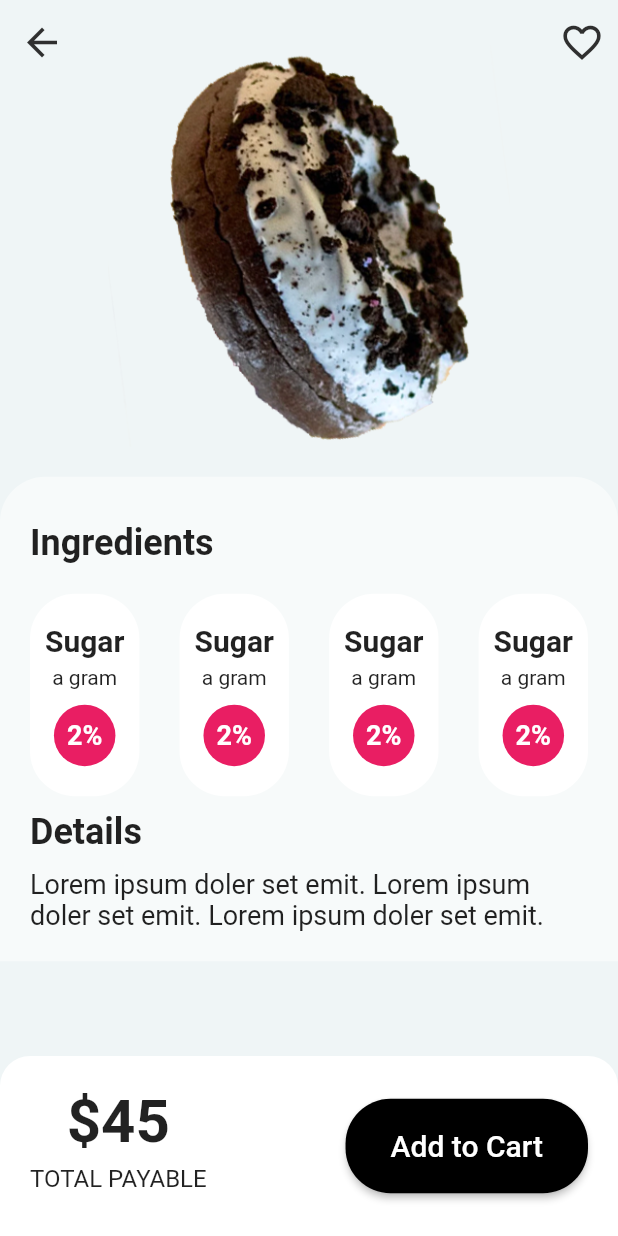
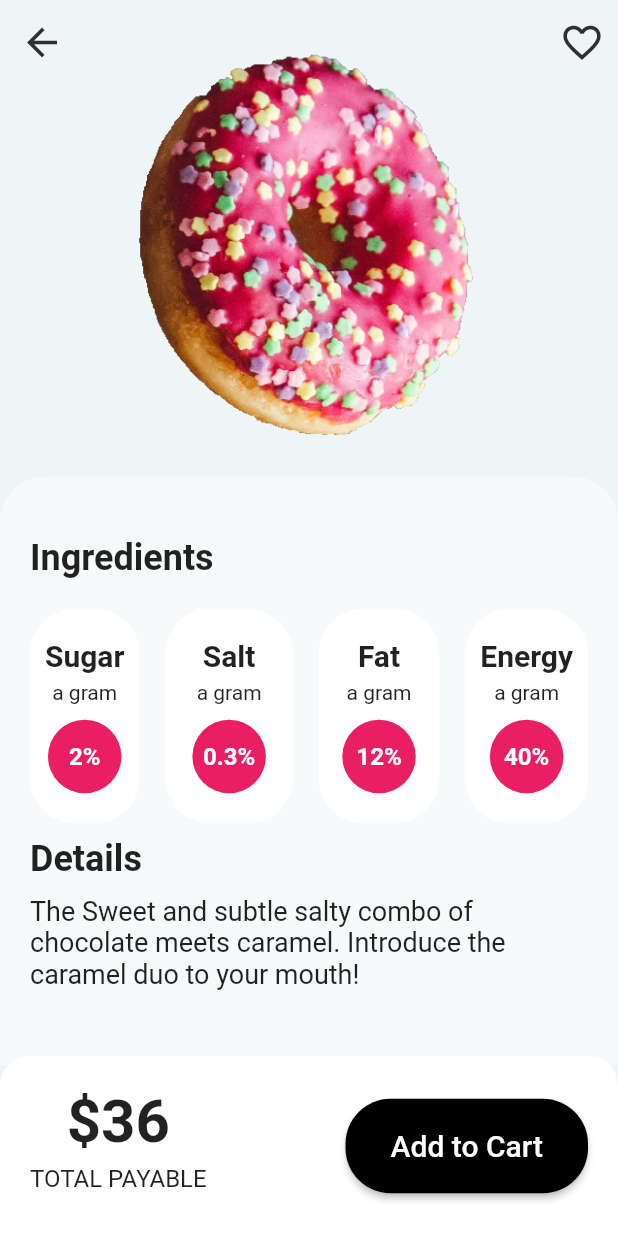
Before and after one commit to codingbbq/flutter_donut_ui, a Flutter app: the screen it shows after launch, after a tap on "Nuts Caramel", on a phone screen of 412 x 824 dp. Run offline on Flutter 3.47's test engine with Material 2 defaults, Android fonts, the phone set to English and light mode, and no system bars.

Commit message:
Donut details page and ingredients data structure creation

```diff
--- a/lib/models/donutgrid.model.dart
+++ b/lib/models/donutgrid.model.dart
@@ -1,82 +1,108 @@
 class DonutGridModel {
+  final int id;
   final String name;
   final String category;
   final num price;
   final num rating;
   final String details;
-  final num ingSugar;
-  final num ingSalt;
-  final num ingFat;
-  final num ingEnergy;
+  final List<IngredientStats> ingredients;
   final String img;
 
   DonutGridModel({
+    this.id,
     this.name,
     this.category,
     this.price,
     this.rating,
     this.details,
-    this.ingSugar,
-    this.ingSalt,
-    this.ingFat,
-    this.ingEnergy,
+    this.ingredients,
     this.img,
   });
 }
 
+class IngredientStats {
+  final String name;
+  final num value;
+
+  IngredientStats({
+    this.name,
+    this.value,
+  });
+}
+
+final List<IngredientStats> nutsCaramerIngredients = [
+  IngredientStats(name: "Sugar", value: 2),
+  IngredientStats(name: "Salt", value: 0.3),
+  IngredientStats(name: "Fat", value: 12),
+  IngredientStats(name: "Energy", value: 40),
+];
+
 final DonutGridModel nutsCaramel = DonutGridModel(
+  id: 1,
   name: "Nuts Caramel",
   category: "Dunkin's",
   price: 36,
   rating: 3.8,
   details:
       "The Sweet and subtle salty combo of chocolate meets caramel. Introduce the caramel duo to your mouth!",
-  ingSugar: 2,
-  ingSalt: 0.3,
-  ingFat: 12,
-  ingEnergy: 40,
+  ingredients: nutsCaramerIngredients,
   img: "assets/images/donuts/1.png",
 );
 
+final List<IngredientStats> redVelvetIngredients = [
+  IngredientStats(name: "Sugar", value: 2),
+  IngredientStats(name: "Salt", value: 0.3),
+  IngredientStats(name: "Fat", value: 12),
+  IngredientStats(name: "Energy", value: 40),
+];
+
 final DonutGridModel redVelvet = DonutGridModel(
+  id: 2,
   name: "Red Velvet",
   category: "Dunkin's",
   price: 36,
   rating: 3.8,
   details:
       "The Sweet and subtle salty combo of chocolate meets caramel. Introduce the caramel duo to your mouth!",
-  ingSugar: 2,
-  ingSalt: 0.3,
-  ingFat: 12,
-  ingEnergy: 40,
+  ingredients: redVelvetIngredients,
   img: "assets/images/donuts/2.png",
 );
 
+final List<IngredientStats> vanillaSprinkleIngredients = [
+  IngredientStats(name: "Sugar", value: 2),
+  IngredientStats(name: "Salt", value: 0.3),
+  IngredientStats(name: "Fat", value: 12),
+  IngredientStats(name: "Energy", value: 40),
+];
+
 final DonutGridModel vanillaSprinkle = DonutGridModel(
+  id: 3,
   name: "Vanilla Sprinkle",
   category: "Dunkin's",
   price: 36,
   rating: 3.8,
   details:
       "The Sweet and subtle salty combo of chocolate meets caramel. Introduce the caramel duo to your mouth!",
-  ingSugar: 2,
-  ingSalt: 0.3,
-  ingFat: 12,
-  ingEnergy: 40,
+  ingredients: vanillaSprinkleIngredients,
   img: "assets/images/donuts/3.png",
 );
 
+final List<IngredientStats> coconutCakeIngredients = [
+  IngredientStats(name: "Sugar", value: 2),
+  IngredientStats(name: "Salt", value: 0.3),
+  IngredientStats(name: "Fat", value: 12),
+  IngredientStats(name: "Energy", value: 40),
+];
+
 final DonutGridModel coconutCake = DonutGridModel(
+  id: 4,
   name: "Coconut Cake",
   category: "Dunkin's",
   price: 36,
   rating: 3.8,
   details:
       "The Sweet and subtle salty combo of chocolate meets caramel. Introduce the caramel duo to your mouth!",
-  ingSugar: 2,
-  ingSalt: 0.3,
-  ingFat: 12,
-  ingEnergy: 40,
+  ingredients: coconutCakeIngredients,
   img: "assets/images/donuts/4.png",
 );
 
--- a/lib/pages/details_page/bottom_nav.dart
+++ b/lib/pages/details_page/bottom_nav.dart
@@ -1,6 +1,10 @@
 import 'package:flutter/material.dart';
 
 class BottomNavigation extends StatelessWidget {
+  final num price;
+
+  const BottomNavigation({Key key, this.price}) : super(key: key);
+
   @override
   Widget build(BuildContext context) {
     return Container(
@@ -19,7 +23,7 @@ class BottomNavigation extends StatelessWidget {
           Column(
             children: [
               Text(
-                r"$45",
+                r"$" + price.toString(),
                 style: TextStyle(
                   fontWeight: FontWeight.bold,
                   fontSize: 40.0,
--- a/lib/pages/details_page/ingredients.dart
+++ b/lib/pages/details_page/ingredients.dart
@@ -1,6 +1,11 @@
 import 'package:flutter/material.dart';
+import 'package:flutter_donut_ui/models/donutgrid.model.dart';
 
 class IngredientsDetails extends StatelessWidget {
+  final IngredientStats stats;
+
+  const IngredientsDetails({Key key, this.stats}) : super(key: key);
+
   @override
   Widget build(BuildContext context) {
     return Container(
@@ -15,7 +20,7 @@ class IngredientsDetails extends StatelessWidget {
       child: Column(
         children: <Widget>[
           Text(
-            "Sugar",
+            stats.name,
             style: TextStyle(
               fontWeight: FontWeight.bold,
               fontSize: 20.0,
@@ -29,15 +34,15 @@ class IngredientsDetails extends StatelessWidget {
             height: 10.0,
           ),
           Container(
-            padding: EdgeInsets.all(10.0),
+            padding: EdgeInsets.all(15.0),
             decoration: BoxDecoration(
               color: Colors.pink,
               shape: BoxShape.circle,
             ),
             child: Text(
-              "2%",
+              stats.value.toString() + "%",
               style: TextStyle(
-                fontSize: 18.0,
+                fontSize: 16.0,
                 color: Colors.white,
                 fontWeight: FontWeight.bold,
               ),
--- a/lib/pages/details_page/item_details_page.dart
+++ b/lib/pages/details_page/item_details_page.dart
@@ -1,13 +1,15 @@
 import 'package:flutter/material.dart';
 import 'package:flutter_donut_ui/constants/constants.dart' as CONSTANT;
+import 'package:flutter_donut_ui/models/donutgrid.model.dart';
 import 'package:flutter_donut_ui/pages/details_page/bottom_nav.dart';
 import 'package:flutter_donut_ui/pages/details_page/ingredients.dart';
 
 class ItemDetailsPage extends StatelessWidget {
   @override
   Widget build(BuildContext context) {
+    final DonutGridModel arguments = ModalRoute.of(context).settings.arguments;
+
     final width = MediaQuery.of(context).size.width;
-    final height = MediaQuery.of(context).size.height;
     return Scaffold(
       extendBodyBehindAppBar: true,
       appBar: AppBar(
@@ -35,10 +37,13 @@ class ItemDetailsPage extends StatelessWidget {
           )
         ],
       ),
-      bottomSheet: BottomNavigation(),
-      body: Container(
+      bottomSheet: BottomNavigation(price: arguments.price),
+      body: SingleChildScrollView(
+        scrollDirection: Axis.vertical,
+        child: Container(
           padding: EdgeInsets.only(
             top: 30.0,
+            bottom: 150.0,
           ),
           color: CONSTANT.BGCOLOR,
           child: Column(
@@ -47,7 +52,7 @@ class ItemDetailsPage extends StatelessWidget {
               // Product image
               Center(
                 child: Image.asset(
-                "assets/images/donuts/3.png",
+                  arguments.img,
                   width: width * 0.65,
                   fit: BoxFit.contain,
                 ),
@@ -59,7 +64,12 @@ class ItemDetailsPage extends StatelessWidget {
               // Product information
               Container(
                 width: width,
-              padding: EdgeInsets.all(20.0),
+                padding: EdgeInsets.only(
+                  top: 30.0,
+                  left: 20.0,
+                  right: 20.0,
+                  bottom: 50.0,
+                ),
                 decoration: BoxDecoration(
                   color: CONSTANT.PRODUCTBGCOLOR,
                   borderRadius: BorderRadius.only(
@@ -86,10 +96,8 @@ class ItemDetailsPage extends StatelessWidget {
                     Row(
                       mainAxisAlignment: MainAxisAlignment.spaceBetween,
                       children: <Widget>[
-                      IngredientsDetails(),
-                      IngredientsDetails(),
-                      IngredientsDetails(),
-                      IngredientsDetails(),
+                        for (var ingredients in arguments.ingredients)
+                          IngredientsDetails(stats: ingredients),
                       ],
                     ),
                     SizedBox(
@@ -106,7 +114,7 @@ class ItemDetailsPage extends StatelessWidget {
                       height: 10.0,
                     ),
                     Text(
-                    "Lorem ipsum doler set emit. Lorem ipsum doler set emit. Lorem ipsum doler set emit.",
+                      arguments.details,
                       style: TextStyle(
                         fontSize: 18.0,
                       ),
@@ -117,6 +125,7 @@ class ItemDetailsPage extends StatelessWidget {
             ],
           ),
         ),
+      ),
     );
   }
 }
--- a/lib/pages/listing_page/grid_builder.dart
+++ b/lib/pages/listing_page/grid_builder.dart
@@ -54,7 +54,8 @@ class DonutGridBuilder extends StatelessWidget {
                 ),
                 InkWell(
                   onTap: () {
-                    Navigator.pushNamed(context, '/item');
+                    Navigator.pushNamed(context, '/item',
+                        arguments: donutList[index]);
                   },
                   child: Column(
                     children: <Widget>[
```
Lines whose indentation alone changed are shown as unchanged.
